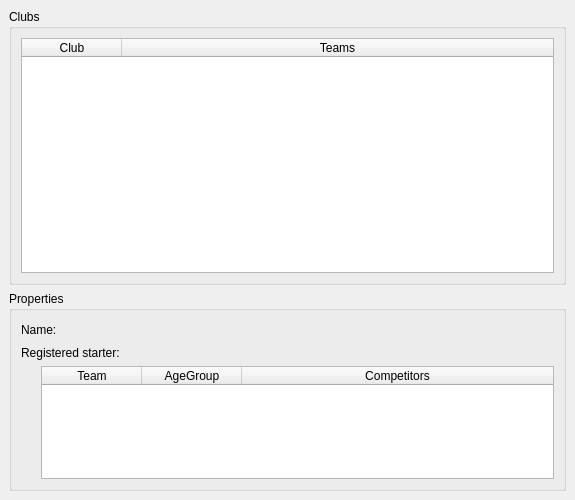
Above: modules/clublist/clublistwidget.ui from MrApe/OpenCompetition before the change. Below: the same form after it.
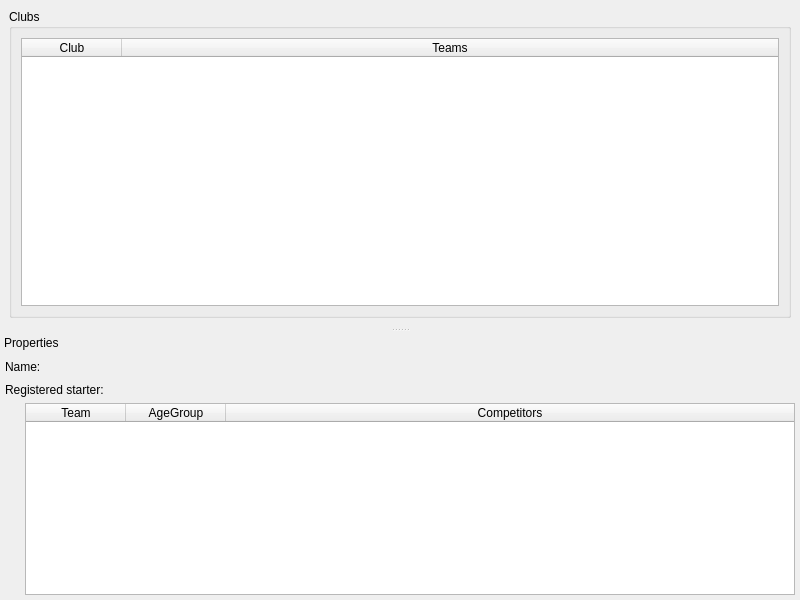
That is the form after the change.

Commit message:
ClubList layout
	+ dock widget included
	+ selection fixes

```diff
--- a/modules/clublist/clublistwidget.ui
+++ b/modules/clublist/clublistwidget.ui
@@ -6,29 +6,33 @@
    <rect>
     <x>0</x>
     <y>0</y>
-    <width>575</width>
-    <height>500</height>
+    <width>800</width>
+    <height>600</height>
    </rect>
   </property>
+  <property name="sizePolicy">
+   <sizepolicy hsizetype="Preferred" vsizetype="Preferred">
+    <horstretch>1</horstretch>
+    <verstretch>1</verstretch>
+   </sizepolicy>
+  </property>
   <property name="minimumSize">
    <size>
-    <width>575</width>
-    <height>400</height>
+    <width>800</width>
+    <height>600</height>
    </size>
   </property>
   <property name="windowTitle">
    <string>ClubList</string>
   </property>
-  <widget class="QWidget" name="centralWidget" native="true">
-   <property name="geometry">
-    <rect>
-     <x>9</x>
-     <y>9</y>
-     <width>330</width>
-     <height>454</height>
-    </rect>
+  <widget class="QWidget" name="centralWidget">
+   <property name="sizePolicy">
+    <sizepolicy hsizetype="Preferred" vsizetype="Preferred">
+     <horstretch>0</horstretch>
+     <verstretch>2</verstretch>
+    </sizepolicy>
    </property>
-   <layout class="QHBoxLayout" name="horizontalLayout_5">
+   <layout class="QVBoxLayout" name="verticalLayout_2">
     <item>
      <layout class="QVBoxLayout" name="verticalLayout">
       <item>
@@ -84,24 +88,40 @@
         </layout>
        </widget>
       </item>
-      <item>
-       <widget class="QGroupBox" name="groupBox">
+     </layout>
+    </item>
+   </layout>
+  </widget>
+  <widget class="QDockWidget" name="dockWidget">
         <property name="sizePolicy">
-         <sizepolicy hsizetype="Preferred" vsizetype="Fixed">
+    <sizepolicy hsizetype="Minimum" vsizetype="Minimum">
           <horstretch>0</horstretch>
-          <verstretch>1</verstretch>
-         </sizepolicy>
-        </property>
-        <property name="maximumSize">
+     <verstretch>0</verstretch>
+    </sizepolicy>
+   </property>
+   <property name="minimumSize">
          <size>
-          <width>16777215</width>
-          <height>200</height>
-         </size>
-        </property>
-        <property name="title">
+     <width>171</width>
+     <height>222</height>
+    </size>
+   </property>
+   <property name="features">
+    <set>QDockWidget::DockWidgetMovable</set>
+   </property>
+   <property name="allowedAreas">
+    <set>Qt::BottomDockWidgetArea|Qt::RightDockWidgetArea|Qt::TopDockWidgetArea</set>
+   </property>
+   <property name="windowTitle">
          <string>Properties</string>
         </property>
-        <layout class="QVBoxLayout" name="verticalLayout_2">
+   <attribute name="dockWidgetArea">
+    <number>8</number>
+   </attribute>
+   <widget class="QWidget" name="dockWidgetContents">
+    <layout class="QVBoxLayout" name="verticalLayout_3">
+     <property name="margin">
+      <number>5</number>
+     </property>
          <item>
           <layout class="QHBoxLayout" name="horizontalLayout_2">
            <item>
@@ -143,7 +163,7 @@
           </layout>
          </item>
          <item>
-          <widget class="QLabel" name="label_2">
+      <widget class="QLabel" name="registeredStarterLabel">
            <property name="text">
             <string>Registered starter:</string>
            </property>
@@ -196,10 +216,6 @@
          </item>
         </layout>
        </widget>
-      </item>
-     </layout>
-    </item>
-   </layout>
   </widget>
  </widget>
  <resources/>
```
Left out of the diff: 17 changed lines with no effect on the pictures. Lines whose indentation alone changed are shown as unchanged.
